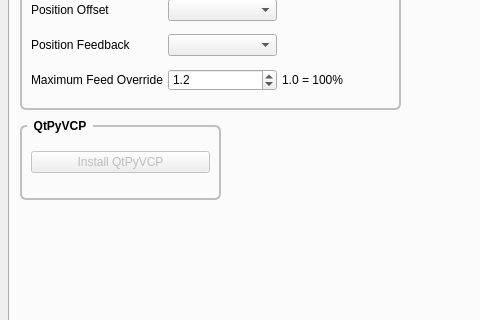
snelweg/7i96, file 7i96.ui: the form before one commit; both pictures show x 0 to 480 and y 153 to 473 of the 800 by 716 pixel window.
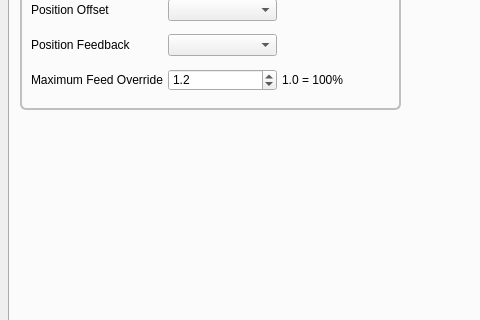
The form after the commit. The open tabs and pages were chosen to show the change.

What changed in the file:
```diff
--- a/7i96.ui
+++ b/7i96.ui
@@ -571,51 +571,6 @@
          </item>
         </layout>
        </widget>
-       <widget class="QGroupBox" name="gridGroupBox">
-        <property name="geometry">
-         <rect>
-          <x>10</x>
-          <y>190</y>
-          <width>201</width>
-          <height>81</height>
-         </rect>
-        </property>
-        <property name="styleSheet">
-         <string notr="true">QGroupBox {
-    font: bold;
-    border: 2px solid silver;
-    border-radius: 6px;
-    margin-top: 6px;
-}
-
-QGroupBox::title {
-    subcontrol-origin: margin;
-    left: 7px;
-    padding: 0px 5px 0px 5px;
-}</string>
-        </property>
-        <property name="title">
-         <string>QtPyVCP</string>
-        </property>
-        <layout class="QGridLayout" name="gridLayout_48">
-         <property name="margin">
-          <number>9</number>
-         </property>
-         <item row="0" column="0">
-          <widget class="QPushButton" name="qtpyvcpPB">
-           <property name="enabled">
-            <bool>false</bool>
-           </property>
-           <property name="toolTip">
-            <string>&lt;html&gt;&lt;head/&gt;&lt;body&gt;&lt;p&gt;This can only be installed&lt;br/&gt;if your running Debian 9&lt;/p&gt;&lt;/body&gt;&lt;/html&gt;</string>
-           </property>
-           <property name="text">
-            <string>Install QtPyVCP</string>
-           </property>
-          </widget>
-         </item>
-        </layout>
-       </widget>
       </widget>
       <widget class="QWidget" name="axisTab">
        <property name="enabled">
```
